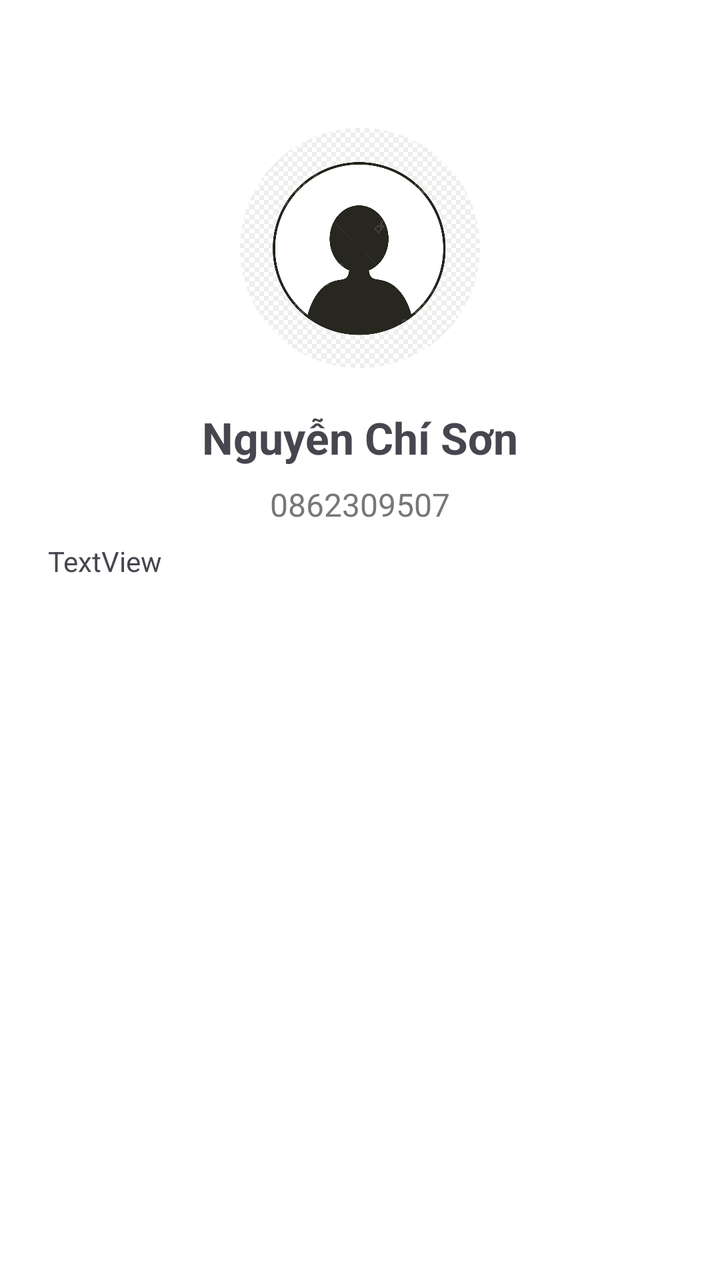
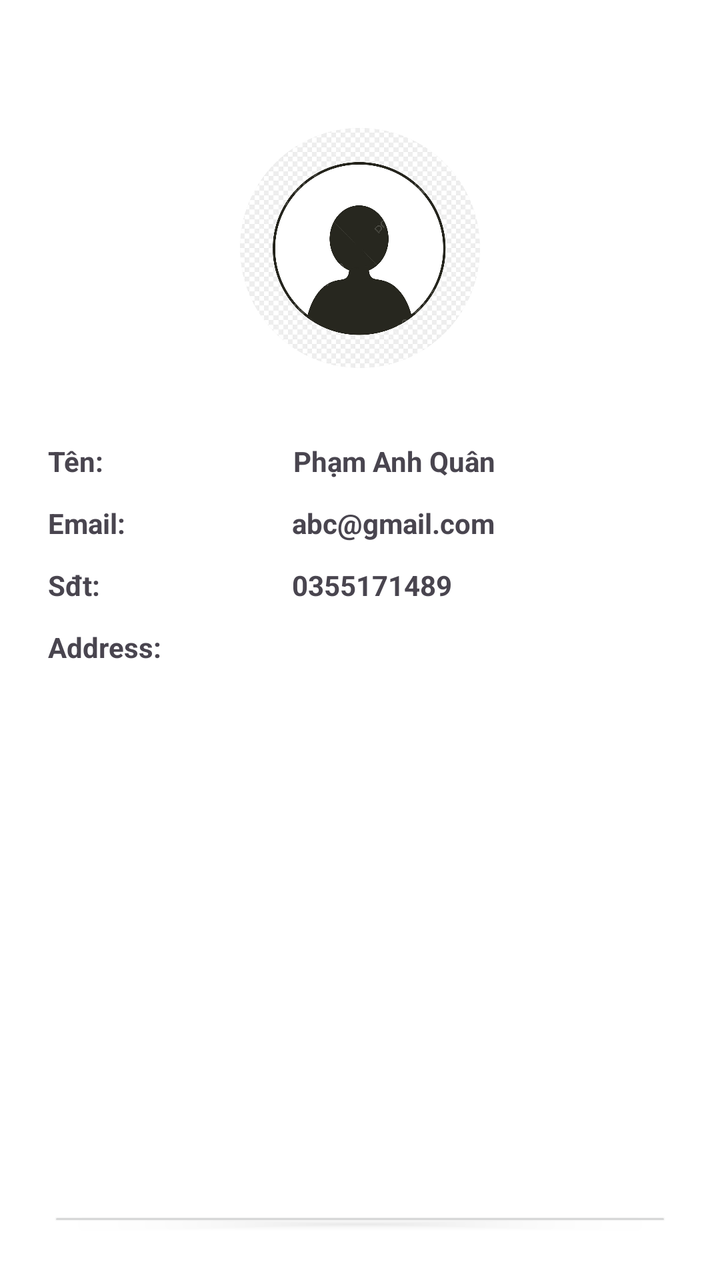

Compare the two renders of this Android layout. The source of the first and the diff that turns it into the second are given below.
<!-- AndroidManifest.xml: application theme Theme.Chat_real_time -->
<!-- res/layout/activity_profile.xml -->
<?xml version="1.0" encoding="utf-8"?>
<LinearLayout xmlns:android="http://schemas.android.com/apk/res/android"
    xmlns:tools="http://schemas.android.com/tools"
    android:id="@+id/profileLayout"
    android:layout_width="match_parent"
    android:layout_height="match_parent"
    android:orientation="vertical"
    android:gravity="center_horizontal"
    android:padding="24dp"
    android:background="#FFFFFF"
    tools:context=".ProfileActivity">

    <ImageView
        android:id="@+id/image_profile_avatar"
        android:layout_width="120dp"
        android:layout_height="120dp"
        android:src="@drawable/avatar"
        android:layout_marginTop="40dp"
        android:scaleType="centerCrop"
        android:background="@drawable/circle_background"
        android:clipToOutline="true" />

    <TextView
        android:id="@+id/text_profile_name"
        android:layout_width="wrap_content"
        android:layout_height="wrap_content"
        android:text="Nguyễn Chí Sơn"
        android:textSize="22sp"
        android:textStyle="bold"
        android:layout_marginTop="20dp" />

    <TextView
        android:id="@+id/text_profile_email"
        android:layout_width="wrap_content"
        android:layout_height="wrap_content"
        android:text="0862309507"
        android:textSize="16sp"
        android:textColor="#777"
        android:layout_marginTop="8dp" />

    <TextView
        android:id="@+id/textView2"
        android:layout_width="match_parent"
        android:layout_height="wrap_content"
        android:text="TextView"
        android:layout_marginTop="8dp"/>

    <Button
        android:id="@+id/btn_edit_profile"
        android:layout_width="match_parent"
        android:layout_height="wrap_content"
        android:layout_marginTop="330dp"
        android:text="Chỉnh sửa thông tin" />

    <Button
        android:id="@+id/btn_logout"
        android:layout_width="match_parent"
        android:layout_height="wrap_content"
        android:layout_marginTop="5dp"
        android:backgroundTint="#FF5252"
        android:text="Đăng xuất"
        android:textColor="#FFFFFF" />


</LinearLayout>
<!-- resources referenced by this layout -->
<resources>
  <!-- drawable avatar: jpg bitmap (drawable, 65976 bytes) -->
  <!-- drawable circle_background (drawable) -->
  <shape xmlns:android="http://schemas.android.com/apk/res/android"
      android:shape="oval">
      <solid android:color="#DDDDDD"/>
  </shape>
  <style name="Theme.Chat_real_time" parent="Base.Theme.Chat_real_time" />
  <style name="Base.Theme.Chat_real_time" parent="Theme.Material3.DayNight.NoActionBar">
          
          
      </style>
</resources>

<!-- the commit's change to res/layout/activity_profile.xml (unified diff, before → after) -->
@@ -16,40 +16,104 @@
         android:layout_height="120dp"
         android:src="@drawable/avatar"
         android:layout_marginTop="40dp"
+        android:layout_marginBottom="25dp"
         android:scaleType="centerCrop"
         android:background="@drawable/circle_background"
         android:clipToOutline="true" />
 
+    <LinearLayout
+        android:orientation="horizontal"
+        android:layout_width="match_parent"
+        android:layout_height="wrap_content"
+        android:layout_marginTop="12dp">
+
+        <TextView
+            android:text="Tên:"
+            android:layout_width="wrap_content"
+            android:layout_height="wrap_content"
+            android:textStyle="bold"
+            android:layout_weight="1"/>
     <TextView
         android:id="@+id/text_profile_name"
-        android:layout_width="wrap_content"
+        android:layout_width="0dp"
         android:layout_height="wrap_content"
-        android:text="Nguyễn Chí Sơn"
-        android:textSize="22sp"
+        android:layout_weight="2"
         android:textStyle="bold"
-        android:layout_marginTop="20dp" />
+        android:text="Phạm Anh Quân" />
+    </LinearLayout>
 
-    <TextView
-        android:id="@+id/text_profile_email"
-        android:layout_width="wrap_content"
-        android:layout_height="wrap_content"
-        android:text="0862309507"
-        android:textSize="16sp"
-        android:textColor="#777"
-        android:layout_marginTop="8dp" />
-
-    <TextView
-        android:id="@+id/textView2"
+    <LinearLayout
+        android:orientation="horizontal"
         android:layout_width="match_parent"
         android:layout_height="wrap_content"
-        android:text="TextView"
-        android:layout_marginTop="8dp"/>
+        android:layout_marginTop="12dp">
+
+        <TextView
+            android:layout_width="27dp"
+            android:layout_height="wrap_content"
+            android:layout_weight="1"
+            android:text="Email:"
+            android:textStyle="bold" />
+
+        <TextView
+            android:id="@+id/text_profile_email"
+            android:layout_width="0dp"
+            android:layout_height="wrap_content"
+            android:layout_weight="2"
+            android:text="abc@gmail.com"
+            android:textStyle="bold" />
+    </LinearLayout>
+
+
+    <LinearLayout
+        android:orientation="horizontal"
+        android:layout_width="match_parent"
+        android:layout_height="wrap_content"
+        android:layout_marginTop="12dp">
+
+        <TextView
+            android:layout_width="27dp"
+            android:layout_height="wrap_content"
+            android:layout_weight="1"
+            android:text="Sđt:"
+            android:textStyle="bold" />
+
+        <TextView
+            android:id="@+id/text_profile_sdt"
+            android:layout_width="0dp"
+            android:layout_height="wrap_content"
+            android:layout_weight="2"
+            android:text="0355171489"
+            android:textStyle="bold" />
+    </LinearLayout>
+
+    <LinearLayout
+        android:orientation="horizontal"
+        android:layout_width="match_parent"
+        android:layout_height="wrap_content"
+        android:layout_marginTop="12dp">
+
+        <TextView
+            android:layout_width="27dp"
+            android:layout_height="wrap_content"
+            android:layout_weight="1"
+            android:text="Address:"
+            android:textStyle="bold" />
+
+        <TextView
+            android:id="@+id/text_profile_address"
+            android:layout_width="0dp"
+            android:layout_height="wrap_content"
+            android:layout_weight="2"
+            android:text=""
+            android:textStyle="bold" />
+    </LinearLayout>
 
     <Button
         android:id="@+id/btn_edit_profile"
         android:layout_width="match_parent"
         android:layout_height="wrap_content"
-        android:layout_marginTop="330dp"
+        android:layout_marginTop="270dp"
         android:text="Chỉnh sửa thông tin" />
 
     <Button
